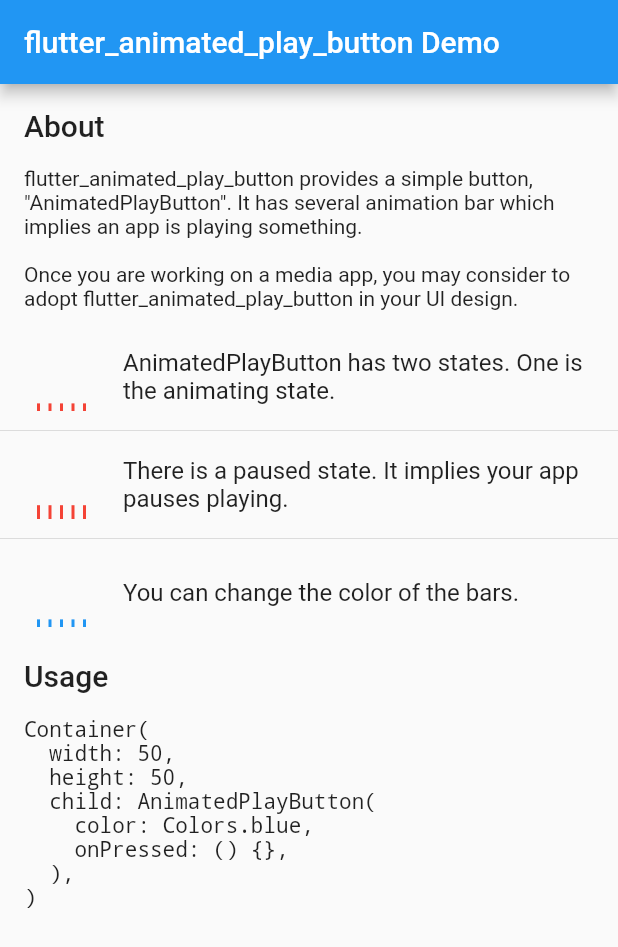
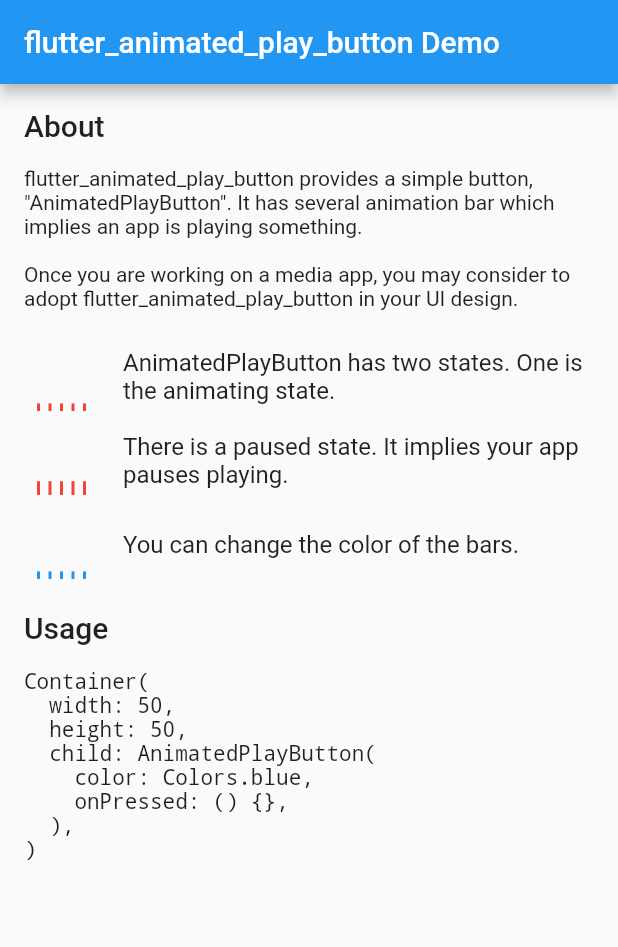
Before and after one commit to zonble/flutter_animated_play_button, a Flutter app: the screen it shows after launch, on a phone screen of 412 x 824 dp. Shown: the top 947 px of the screen. Run offline on Flutter 3.47's test engine with Material 2 defaults, Android fonts, the light colour scheme and no system bars.

Commit message:
Updates the example.

```diff
--- a/example/lib/main.dart
+++ b/example/lib/main.dart
@@ -59,7 +59,6 @@ class _MyHomePageState extends State<MyHomePage> {
                           ),
                         ),
                       ),
-                      Divider(),
                       ListTile(
                         title: Text(
                             'There is a paused state. It implies your app pauses playing.'),
@@ -73,7 +72,6 @@ class _MyHomePageState extends State<MyHomePage> {
                           ),
                         ),
                       ),
-                      Divider(),
                       ListTile(
                         title: Text('You can change the color of the bars.'),
                         leading: Container(
```
